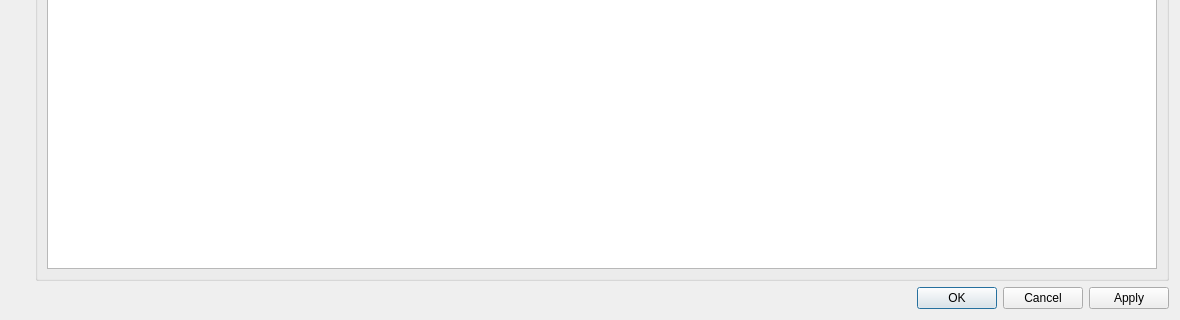
Qt form Resources/UI/scrutinize_dialog.ui (ubenu/Blits) before a commit; both pictures show x 0 to 1180 and y 608 to 928 of the 1180 by 928 pixel window.
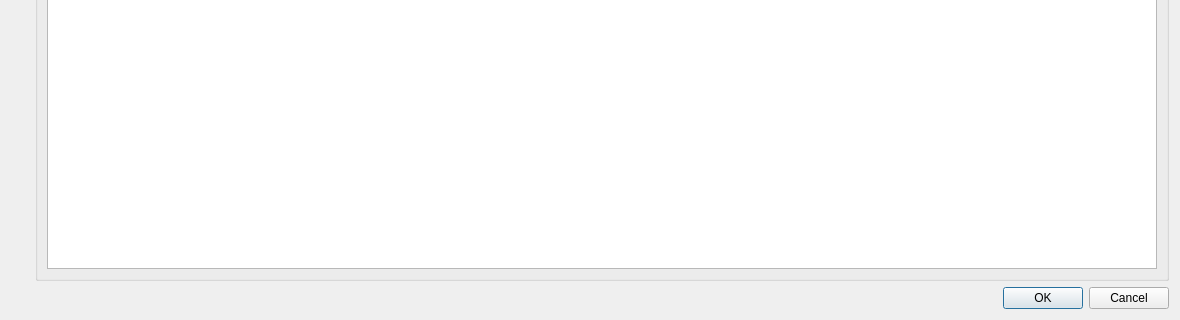
The same form after that commit.

The edit to the form file:
```diff
--- a/Resources/UI/scrutinize_dialog.ui
+++ b/Resources/UI/scrutinize_dialog.ui
@@ -122,7 +122,7 @@
       <enum>Qt::Horizontal</enum>
      </property>
      <property name="standardButtons">
-      <set>QDialogButtonBox::Apply|QDialogButtonBox::Cancel|QDialogButtonBox::Ok</set>
+      <set>QDialogButtonBox::Cancel|QDialogButtonBox::Ok</set>
      </property>
     </widget>
    </item>
```
Left out of the diff: 11 changed lines with no effect on the pictures.
